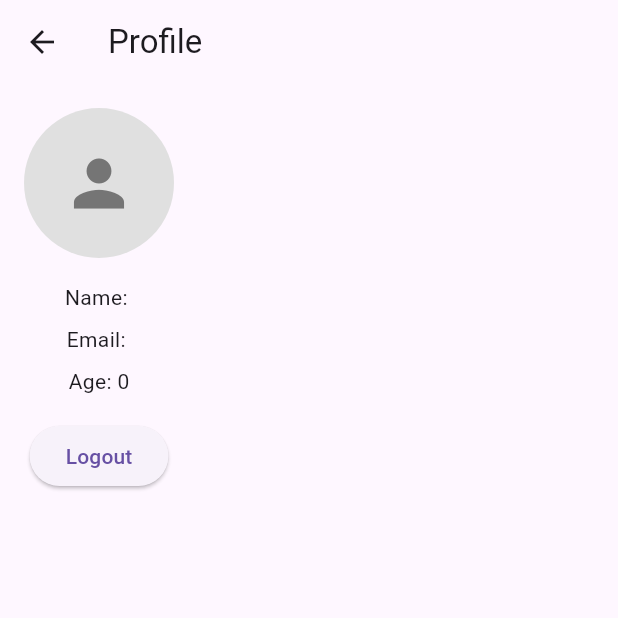
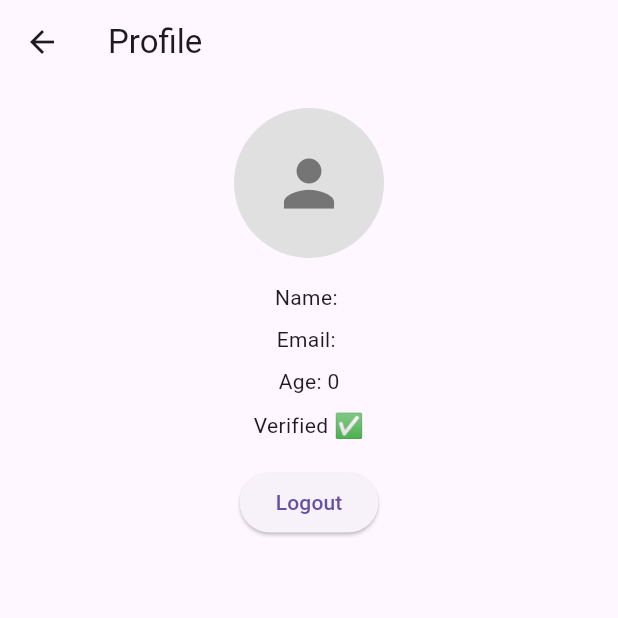
Before and after one commit to DIV-SYSTEM/sportface_app, a Flutter app: the ProfileScreen screen opened directly, on a phone screen of 412 x 824 dp, the top half of it. Run offline on Flutter 3.47's test engine with Material 3 defaults, Android fonts, the phone set to English and light mode, and no system bars; our stand-ins replace firebase_core, firebase_database, flutter_map, flutter_spinkit, geolocator, image_picker and 3 more; accounts and stored records are empty.

Commit message:
Update profile_screen.dart

```diff
--- a/lib/screen/profile_screen.dart
+++ b/lib/screen/profile_screen.dart
@@ -25,6 +25,20 @@ class ProfileScreen extends StatelessWidget {
             Text('Email: ${user?.email ?? "N/A"}'),
             const SizedBox(height: 8),
             Text('Age: ${user?.age?.toString() ?? "N/A"}'),
+            const SizedBox(height: 8),
+            Row(
+              mainAxisAlignment: MainAxisAlignment.center,
+              children: [
+                const Text('Verified '),
+                Text(
+                  '✅️',
+                  style: TextStyle(
+                    color: const Color(0xFF1DA1F2), // Twitter/X blue
+                    fontSize: 16,
+                  ),
+                ),
+              ],
+            ),
             const SizedBox(height: 16),
             CustomButton(
               text: 'Logout',
```
